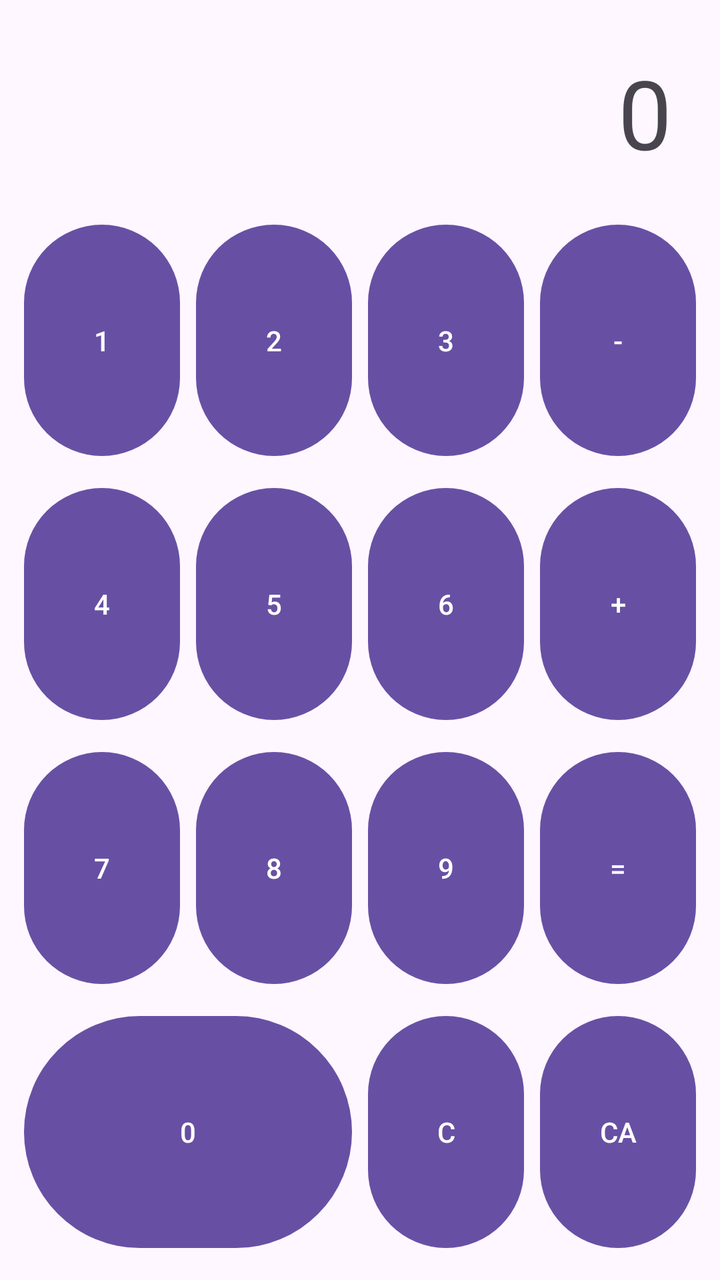
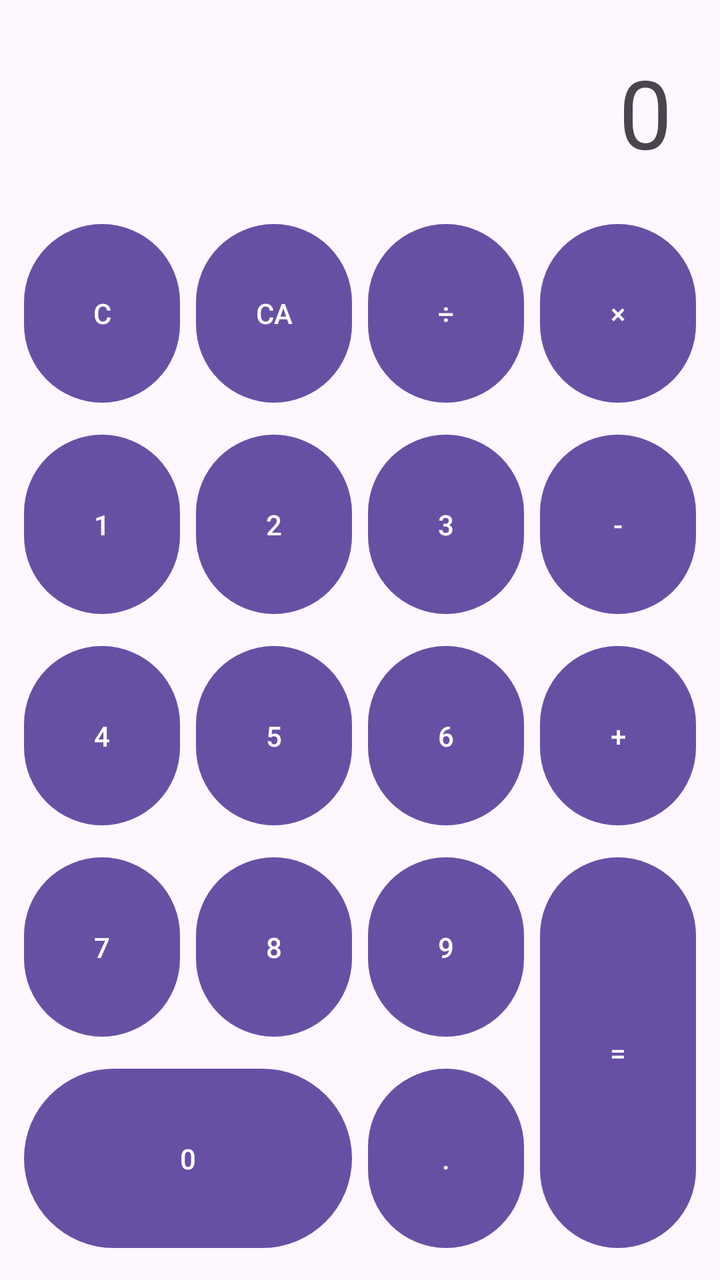

Screens rendered from an Android XML layout before and after an edit, with the pre-edit source and the edit as a unified diff.
<!-- AndroidManifest.xml: application theme Theme.Calculadora -->
<!-- res/layout/activity_main.xml -->
<?xml version="1.0" encoding="utf-8"?>
<LinearLayout xmlns:android="http://schemas.android.com/apk/res/android"
    android:id="@+id/main"
    android:layout_width="match_parent"
    android:layout_height="match_parent"
    android:orientation="vertical"
    android:padding="8dp">

    
    <TextView
        android:id="@+id/tvPantalla"
        android:layout_width="match_parent"
        android:layout_height="wrap_content"
        android:text="0"
        android:textSize="48sp"
        android:gravity="end"
        android:padding="16dp" />

    
    <GridLayout
        android:id="@+id/gridBotones"
        android:layout_width="match_parent"
        android:layout_height="0dp"
        android:layout_weight="1"
        android:columnCount="4"
        android:rowCount="5">

        <Button
        android:text="1"
        android:layout_width="0dp"
        android:layout_height="0dp"
        android:layout_columnWeight="1"
        android:layout_rowWeight="1"
        android:layout_margin="4dp" />

        <Button
            android:text="2"
            android:layout_width="0dp"
            android:layout_height="0dp"
            android:layout_columnWeight="1"
            android:layout_rowWeight="1"
            android:layout_margin="4dp" />

        <Button
            android:text="3"
            android:layout_width="0dp"
            android:layout_height="0dp"
            android:layout_columnWeight="1"
            android:layout_rowWeight="1"
            android:layout_margin="4dp" />

        <Button
            android:text="-"
            android:layout_width="0dp"
            android:layout_height="0dp"
            android:layout_columnWeight="1"
            android:layout_rowWeight="1"
            android:layout_margin="4dp" />

        <Button
            android:text="4"
            android:layout_width="0dp"
            android:layout_height="0dp"
            android:layout_columnWeight="1"
            android:layout_rowWeight="1"
            android:layout_margin="4dp" />

        <Button
            android:text="5"
            android:layout_width="0dp"
            android:layout_height="0dp"
            android:layout_columnWeight="1"
            android:layout_rowWeight="1"
            android:layout_margin="4dp" />

        <Button
            android:text="6"
            android:layout_width="0dp"
            android:layout_height="0dp"
            android:layout_columnWeight="1"
            android:layout_rowWeight="1"
            android:layout_margin="4dp" />

        <Button
            android:text="+"
            android:layout_width="0dp"
            android:layout_height="0dp"
            android:layout_columnWeight="1"
            android:layout_rowWeight="1"
            android:layout_margin="4dp" />

        <Button
            android:text="7"
            android:layout_width="0dp"
            android:layout_height="0dp"
            android:layout_columnWeight="1"
            android:layout_rowWeight="1"
            android:layout_margin="4dp" />

        <Button
            android:text="8"
            android:layout_width="0dp"
            android:layout_height="0dp"
            android:layout_columnWeight="1"
            android:layout_rowWeight="1"
            android:layout_margin="4dp" />

        <Button
            android:text="9"
            android:layout_width="0dp"
            android:layout_height="0dp"
            android:layout_columnWeight="1"
            android:layout_rowWeight="1"
            android:layout_margin="4dp" />

        <Button
            android:text="="
            android:layout_width="0dp"
            android:layout_height="0dp"
            android:layout_columnWeight="1"
            android:layout_rowWeight="1"
            android:layout_margin="4dp" />

        <Button
            android:text="0"
            android:layout_width="0dp"
            android:layout_height="0dp"
            android:layout_columnSpan="2"
            android:layout_columnWeight="2"
            android:layout_rowWeight="1"
            android:layout_margin="4dp" />

        <Button
            android:text="C"
            android:layout_width="0dp"
            android:layout_height="0dp"
            android:layout_columnWeight="1"
            android:layout_rowWeight="1"
            android:layout_margin="4dp" />

        <Button
            android:text="CA"
            android:layout_width="0dp"
            android:layout_height="0dp"
            android:layout_columnWeight="1"
            android:layout_rowWeight="1"
            android:layout_margin="4dp" />

    </GridLayout>
</LinearLayout>
<!-- resources referenced by this layout -->
<resources>
  <style name="Theme.Calculadora" parent="Base.Theme.Calculadora" />
  <style name="Base.Theme.Calculadora" parent="Theme.Material3.DayNight.NoActionBar">
          
          
      </style>
</resources>

<!-- the commit's change to res/layout/activity_main.xml (unified diff, before → after) -->
@@ -1,5 +1,6 @@
 <?xml version="1.0" encoding="utf-8"?>
 <LinearLayout xmlns:android="http://schemas.android.com/apk/res/android"
+    xmlns:app="http://schemas.android.com/apk/res-auto"
     android:id="@+id/main"
     android:layout_width="match_parent"
     android:layout_height="match_parent"
@@ -10,10 +11,14 @@
     <TextView
         android:id="@+id/tvPantalla"
         android:layout_width="match_parent"
-        android:layout_height="wrap_content"
+        android:layout_height="96dp"
         android:text="0"
         android:textSize="48sp"
-        android:gravity="end"
+        android:maxLines="1"
+        app:autoSizeTextType="uniform"
+        app:autoSizeMinTextSize="20sp"
+        app:autoSizeMaxTextSize="48sp"
+        android:gravity="end|center_vertical"
         android:padding="16dp" />
 
     
@@ -26,13 +31,40 @@
         android:rowCount="5">
 
         <Button
-        android:text="1"
-        android:layout_width="0dp"
-        android:layout_height="0dp"
-        android:layout_columnWeight="1"
-        android:layout_rowWeight="1"
-        android:layout_margin="4dp" />
-
+            android:text="C"
+            android:layout_width="0dp"
+            android:layout_height="0dp"
+            android:layout_columnWeight="1"
+            android:layout_rowWeight="1"
+            android:layout_margin="4dp" />
+        <Button
+            android:text="CA"
+            android:layout_width="0dp"
+            android:layout_height="0dp"
+            android:layout_columnWeight="1"
+            android:layout_rowWeight="1"
+            android:layout_margin="4dp" />
+        <Button
+            android:text="÷"
+            android:layout_width="0dp"
+            android:layout_height="0dp"
+            android:layout_columnWeight="1"
+            android:layout_rowWeight="1"
+            android:layout_margin="4dp" />
+        <Button
+            android:text="×"
+            android:layout_width="0dp"
+            android:layout_height="0dp"
+            android:layout_columnWeight="1"
+            android:layout_rowWeight="1"
+            android:layout_margin="4dp" />
+        <Button
+            android:text="1"
+            android:layout_width="0dp"
+            android:layout_height="0dp"
+            android:layout_columnWeight="1"
+            android:layout_rowWeight="1"
+            android:layout_margin="4dp" />
         <Button
             android:text="2"
             android:layout_width="0dp"
@@ -40,7 +72,6 @@
             android:layout_columnWeight="1"
             android:layout_rowWeight="1"
             android:layout_margin="4dp" />
-
         <Button
             android:text="3"
             android:layout_width="0dp"
@@ -48,7 +79,6 @@
             android:layout_columnWeight="1"
             android:layout_rowWeight="1"
             android:layout_margin="4dp" />
-
         <Button
             android:text="-"
             android:layout_width="0dp"
@@ -56,7 +86,6 @@
             android:layout_columnWeight="1"
             android:layout_rowWeight="1"
             android:layout_margin="4dp" />
-
         <Button
             android:text="4"
             android:layout_width="0dp"
@@ -64,7 +93,6 @@
             android:layout_columnWeight="1"
             android:layout_rowWeight="1"
             android:layout_margin="4dp" />
-
         <Button
             android:text="5"
             android:layout_width="0dp"
@@ -72,7 +100,6 @@
             android:layout_columnWeight="1"
             android:layout_rowWeight="1"
             android:layout_margin="4dp" />
-
         <Button
             android:text="6"
             android:layout_width="0dp"
@@ -80,7 +107,6 @@
             android:layout_columnWeight="1"
             android:layout_rowWeight="1"
             android:layout_margin="4dp" />
-
         <Button
             android:text="+"
             android:layout_width="0dp"
@@ -88,7 +114,6 @@
             android:layout_columnWeight="1"
             android:layout_rowWeight="1"
             android:layout_margin="4dp" />
-
         <Button
             android:text="7"
             android:layout_width="0dp"
@@ -96,7 +121,6 @@
             android:layout_columnWeight="1"
             android:layout_rowWeight="1"
             android:layout_margin="4dp" />
-
         <Button
             android:text="8"
             android:layout_width="0dp"
@@ -104,7 +128,6 @@
             android:layout_columnWeight="1"
             android:layout_rowWeight="1"
             android:layout_margin="4dp" />
-
         <Button
             android:text="9"
             android:layout_width="0dp"
@@ -112,15 +135,14 @@
             android:layout_columnWeight="1"
             android:layout_rowWeight="1"
             android:layout_margin="4dp" />
-
         <Button
             android:text="="
             android:layout_width="0dp"
             android:layout_height="0dp"
+            android:layout_rowSpan="2"
             android:layout_columnWeight="1"
-            android:layout_rowWeight="1"
+            android:layout_rowWeight="2"
             android:layout_margin="4dp" />
-
         <Button
             android:text="0"
             android:layout_width="0dp"
@@ -129,17 +151,8 @@
             android:layout_columnWeight="2"
             android:layout_rowWeight="1"
             android:layout_margin="4dp" />
-
         <Button
-            android:text="C"
-            android:layout_width="0dp"
-            android:layout_height="0dp"
-            android:layout_columnWeight="1"
-            android:layout_rowWeight="1"
-            android:layout_margin="4dp" />
-
-        <Button
-            android:text="CA"
+            android:text="."
             android:layout_width="0dp"
             android:layout_height="0dp"
             android:layout_columnWeight="1"
